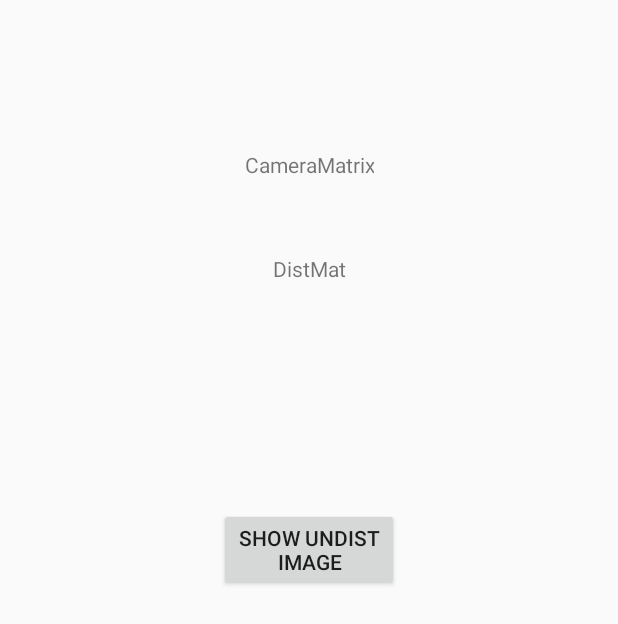
After one commit to mozgolom112/Sber_OpenCV_Education, an Android app: the layout fragment_calibration_result.xml on its own in the app's theme, with its tools: preview values and no code run, on a phone screen of 412 x 824 dp. The commit adds this screen. Shown: the top 624 px of the screen. Run offline under Robolectric (Android 15) with nearby library versions, the phone set to English and light mode, and no system bars.

Commit message:
Add chessboard detection and finding coef for calibration

```diff
--- a/app/build.gradle
+++ b/app/build.gradle
@@ -1,6 +1,8 @@
 apply plugin: 'com.android.application'
 apply plugin: 'kotlin-android'
 apply plugin: 'kotlin-android-extensions'
+apply plugin: 'kotlin-kapt'
+apply plugin: 'androidx.navigation.safeargs'
 
 android {
     compileSdkVersion 29
@@ -45,6 +47,7 @@ dependencies {
     implementation 'androidx.core:core-ktx:1.3.1'
     implementation 'androidx.appcompat:appcompat:1.1.0'
     implementation 'androidx.constraintlayout:constraintlayout:1.1.3'
+    implementation 'androidx.fragment:fragment-ktx:1.1.0'
     implementation project(':opencv')
     implementation 'androidx.navigation:navigation-fragment-ktx:2.3.0'
     implementation 'androidx.navigation:navigation-ui-ktx:2.3.0'
--- a/app/src/main/cpp/CMakeLists.txt
+++ b/app/src/main/cpp/CMakeLists.txt
@@ -8,7 +8,10 @@ set_target_properties(lib_opencv PROPERTIES IMPORTED_LOCATION ${OpenCV_DIR}/libs
 
 #Add Your Native Lib
 add_library(native-lib SHARED native-lib.cpp)
+add_library(camera-calibration SHARED camera_calibration.cpp)
 
 #Add&Link Android Native Log lib with others libs
 find_library(log-lib log)
+
 target_link_libraries(native-lib lib_opencv ${log-lib})
+target_link_libraries(camera-calibration lib_opencv ${log-lib})
--- /dev/null
+++ b/app/src/main/res/layout/fragment_calibration_result.xml
@@ -0,0 +1,44 @@
+<?xml version="1.0" encoding="utf-8"?>
+<FrameLayout xmlns:android="http://schemas.android.com/apk/res/android"
+    xmlns:tools="http://schemas.android.com/tools"
+    android:layout_width="match_parent"
+    android:layout_height="match_parent"
+    xmlns:app="http://schemas.android.com/apk/res-auto"
+    tools:context=".screenresult.CalibrationResultFragment">
+    <androidx.constraintlayout.widget.ConstraintLayout
+        android:layout_width="match_parent"
+        android:layout_height="match_parent">
+    <TextView
+        android:id="@+id/txtvCameraMatrix"
+        android:layout_width="wrap_content"
+        android:layout_height="wrap_content"
+        android:gravity="center"
+        app:layout_constraintStart_toStartOf="parent"
+        app:layout_constraintEnd_toEndOf="parent"
+        app:layout_constraintTop_toTopOf="parent"
+        android:layout_marginTop="100dp"
+        tools:text="CameraMatrix"/>
+    <TextView
+        android:id="@+id/txtvDistMatrix"
+        android:layout_width="wrap_content"
+        android:layout_height="wrap_content"
+        app:layout_constraintTop_toBottomOf="@+id/txtvCameraMatrix"
+        app:layout_constraintStart_toStartOf="parent"
+        app:layout_constraintEnd_toEndOf="parent"
+        android:layout_marginTop="50dp"
+        tools:text="DistMat"/>
+
+        <Button
+            android:layout_width="@dimen/btn_width"
+            android:layout_height="wrap_content"
+            app:layout_constraintTop_toBottomOf="@+id/txtvDistMatrix"
+            app:layout_constraintStart_toStartOf="parent"
+            app:layout_constraintEnd_toEndOf="parent"
+            android:layout_marginTop="150dp"
+            android:text="Show undist image"
+            />
+
+    </androidx.constraintlayout.widget.ConstraintLayout>
+
+
+</FrameLayout>
--- /dev/null
+++ b/app/src/main/res/values/dimens.xml
@@ -0,0 +1,5 @@
+<?xml version="1.0" encoding="utf-8"?>
+<resources>
+    <dimen name="btn_width">120dp</dimen>
+    <dimen name="btn_height">48dp</dimen>
+</resources>
--- a/build.gradle
+++ b/build.gradle
@@ -8,6 +8,7 @@ buildscript {
     dependencies {
         classpath "com.android.tools.build:gradle:4.0.0"
         classpath "org.jetbrains.kotlin:kotlin-gradle-plugin:$kotlin_version"
+        classpath "android.arch.navigation:navigation-safe-args-gradle-plugin:1.0.0"
 
         // NOTE: Do not place your application dependencies here; they belong
         // in the individual module build.gradle files
```
Also changed, not shown: app/src/main/java/com/mozgolom112/cameracalibrationapp/CvCameraViewListener2.kt (deleted, +0 -26 lines), app/src/main/java/com/mozgolom112/cameracalibrationapp/MainActivity.kt (+14 -0 lines), app/src/main/java/com/mozgolom112/cameracalibrationapp/models/CalibrationData.kt (added, +12 -0 lines), app/src/main/java/com/mozgolom112/cameracalibrationapp/screencamera/CameraFragment.kt (renamed from app/src/main/java/com/mozgolom112/cameracalibrationapp/CameraFragment.kt, +28 -18 lines), app/src/main/java/com/mozgolom112/cameracalibrationapp/screencamera/CameraViewModel.kt (added, +76 -0 lines), app/src/main/java/com/mozgolom112/cameracalibrationapp/screenresult/CalibrationResultFragment.kt (added, +22 -0 lines), app/src/main/res/layout/fragment_camera.xml (+12 -2 lines), app/src/main/res/navigation/navigation.xml (+16 -3 lines), 13 other files.
